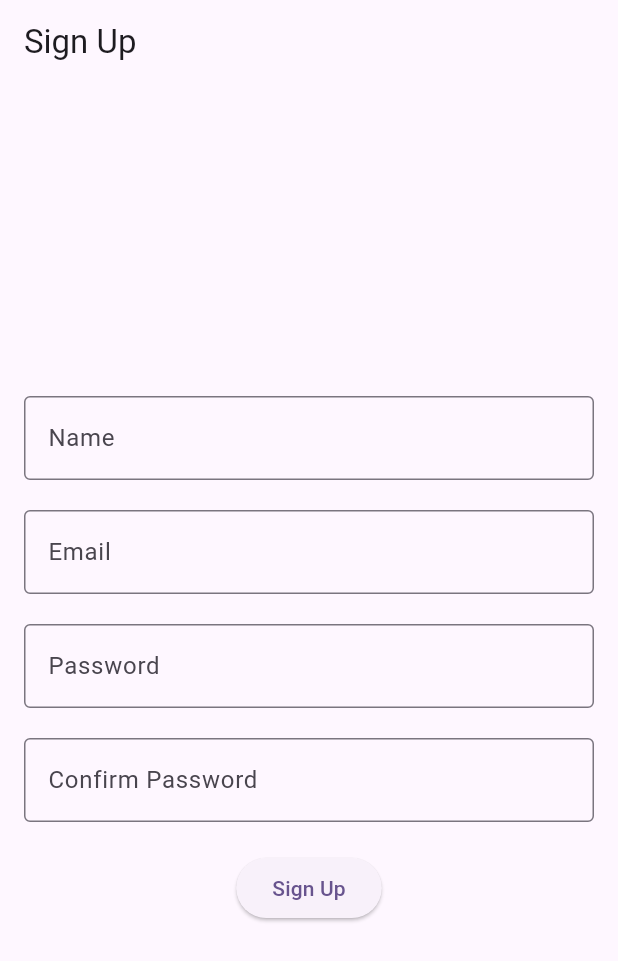
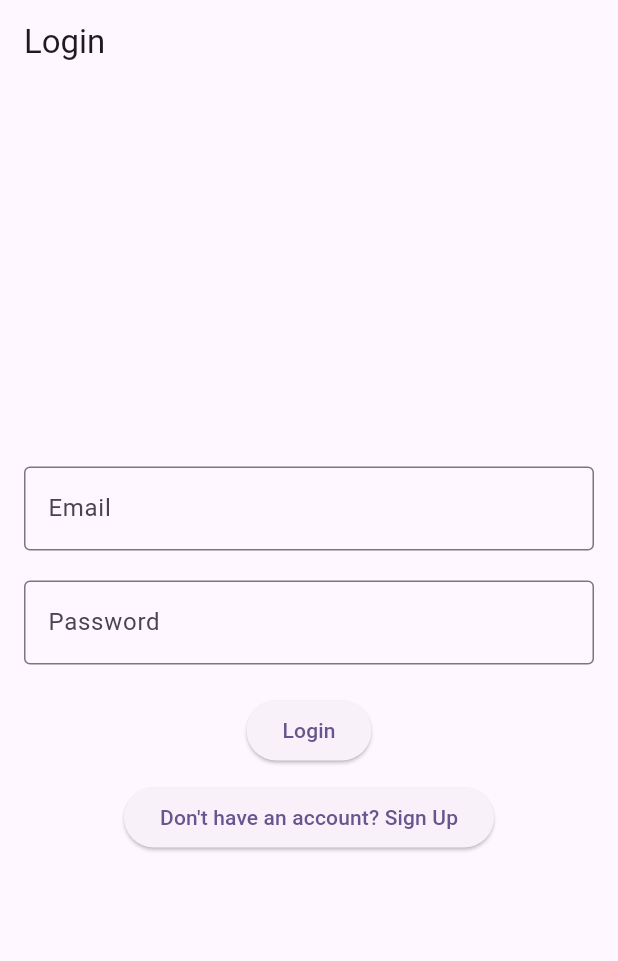
Before and after one commit to quarc0o/caffeine_tracker_app, a Flutter app: the screen it shows after launch, on a phone screen of 412 x 824 dp. Shown: the top 961 px of the screen. Run offline on Flutter 3.47's test engine with Material 2 defaults, Android fonts, the light colour scheme and no system bars; our stand-ins replace firebase_auth, firebase_core, firebase_database, fluttertoast; accounts and stored records are empty.

Commit message:
login screen flow

```diff
--- a/lib/main.dart
+++ b/lib/main.dart
@@ -23,7 +23,7 @@ class MyApp extends StatelessWidget {
         colorScheme: ColorScheme.fromSeed(seedColor: Colors.deepPurple),
         useMaterial3: true,
       ),
-      home: SignUp(),
+      home: Login(),
     );
   }
 }
--- a/lib/views/authentication/Login.dart
+++ b/lib/views/authentication/Login.dart
@@ -1,6 +1,8 @@
 import 'package:flutter/material.dart';
 import 'package:firebase_auth/firebase_auth.dart';
 import 'package:fluttertoast/fluttertoast.dart';
+
+import 'SignUp.dart';
 
 class Login extends StatefulWidget {
   @override
@@ -76,6 +78,16 @@ class _LoginScreenState extends State<Login> {
               child: Text('Login'),
               onPressed: signIn,
             ),
+            SizedBox(height: 10.0),
+            ElevatedButton(
+              child: Text('Don\'t have an account? Sign Up'),
+              onPressed: () {
+                Navigator.push(
+                  context,
+                  MaterialPageRoute(builder: (context) => SignUp()),
+                );
+              },
+            )
           ],
         ),
       ),
--- a/lib/views/authentication/SignUp.dart
+++ b/lib/views/authentication/SignUp.dart
@@ -53,6 +53,7 @@ class _SignUpState extends State<SignUp> {
               backgroundColor: Colors.green,
               textColor: Colors.white,
               fontSize: 16.0);
+          Navigator.pop(context);
         } catch (e) {
           print("Error during signup process: $e");
         }
```
Also changed, not shown: lib/HomeScreen.dart (added, +15 -0 lines).
